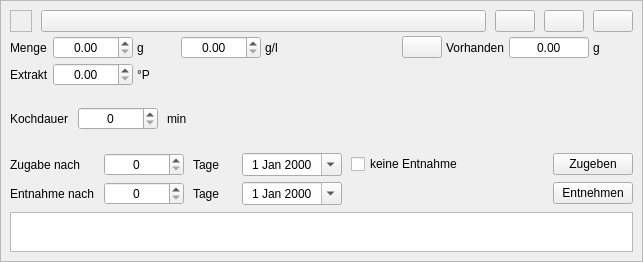
Above: kleiner-brauhelfer/widgets/wdgweiterezutatgabe.ui from kleiner-brauhelfer/kleiner-brauhelfer-2 before the change. Below: the same form after it.
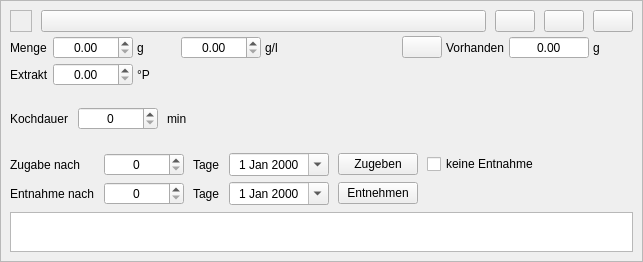
That is the form after the change. Icons and pictures are not drawn. Custom widgets are drawn as their Qt base class.

Diff of the .ui file:
```diff
--- a/kleiner-brauhelfer/widgets/wdgweiterezutatgabe.ui
+++ b/kleiner-brauhelfer/widgets/wdgweiterezutatgabe.ui
@@ -454,7 +454,7 @@
            </property>
           </widget>
          </item>
-         <item row="0" column="6">
+         <item row="0" column="4">
           <widget class="PushButton" name="btnZugeben">
            <property name="toolTip">
             <string>&lt;html&gt;&lt;head/&gt;&lt;body&gt;&lt;p&gt;Mit Klick auf diesen Button wird dem Kleinen Brauhelfer die Zugabe von einem Zusatz mitgeteilt. An verschiedenen Stellen des Programms wird dies berücksichtigt.&lt;/p&gt;&lt;p&gt;&lt;span style=&quot; font-weight:600; color:#fc0107;&quot;&gt;Achtung: &lt;/span&gt;Erst mit der Zugabe kann die Menge später aus de Rohstofflager abgezogen werden. Wird der Klick auf &lt;span style=&quot; font-weight:600;&quot;&gt;Zugeben&lt;/span&gt; vergessen, kann später der Sud nicht als abgefüllt markiert werden.&lt;/p&gt;&lt;/body&gt;&lt;/html&gt;</string>
@@ -523,12 +523,6 @@
          </item>
          <item row="1" column="2">
           <widget class="QLabel" name="lblDauerTage">
-           <property name="minimumSize">
-            <size>
-             <width>40</width>
-             <height>0</height>
-            </size>
-           </property>
            <property name="text">
             <string>Tage</string>
            </property>
@@ -536,18 +530,12 @@
          </item>
          <item row="0" column="2">
           <widget class="QLabel" name="label_7">
-           <property name="minimumSize">
-            <size>
-             <width>40</width>
-             <height>0</height>
-            </size>
-           </property>
            <property name="text">
             <string>Tage</string>
            </property>
           </widget>
          </item>
-         <item row="0" column="5">
+         <item row="0" column="6">
           <spacer name="horizontalSpacer_4">
            <property name="orientation">
             <enum>Qt::Horizontal</enum>
@@ -579,7 +567,7 @@
            </property>
           </widget>
          </item>
-         <item row="1" column="6">
+         <item row="1" column="4">
           <widget class="PushButton" name="btnEntnehmen">
            <property name="toolTip">
             <string>&lt;html&gt;&lt;head/&gt;&lt;body&gt;&lt;p&gt;Mit Klick auf diesen Button wird dem Kleinen Brauhelfer die &lt;span style=&quot; font-weight:600;&quot;&gt;Entnahme&lt;/span&gt; voneinem Zusatz mitgeteilt. An verschiedenen Stellen des Programms wird dies berücksichtigt.&lt;/p&gt;&lt;p&gt;&lt;span style=&quot; font-weight:600; color:#fc0107;&quot;&gt;Achtung:&lt;/span&gt;&lt;span style=&quot; color:#fc0107;&quot;/&gt;&lt;span style=&quot; color:#000000;&quot;&gt;Die Entname ist ein Schritt, um die&lt;/span&gt; die Menge später aus de Rohstofflager abzuziehen. Wird der Klick auf &lt;span style=&quot; font-weight:600;&quot;&gt;Entnehmen&lt;/span&gt; vergessen, kann später im &lt;span style=&quot; font-weight:600;&quot;&gt;Tab Abfülldaten &lt;/span&gt;der Sud nicht als abgefüllt markiert werden.&lt;/p&gt;&lt;/body&gt;&lt;/html&gt;</string>
@@ -589,7 +577,7 @@
            </property>
           </widget>
          </item>
-         <item row="0" column="4">
+         <item row="0" column="5">
           <widget class="QCheckBox" name="cbEntnahme">
            <property name="toolTip">
             <string>&lt;html&gt;&lt;head/&gt;&lt;body&gt;&lt;p&gt;Hier wird die &lt;span style=&quot; font-weight:600;&quot;&gt;Entnahme&lt;/span&gt; der Zugabe festgelegt. Flüssigkeiten oder lösliche Stoffe werden mit keiner Entnahme definiert. &lt;/p&gt;&lt;p&gt;&lt;span style=&quot; font-weight:600; color:#ff2600;&quot;&gt;Achtung: &lt;/span&gt;Ist eine &lt;span style=&quot; font-weight:600;&quot;&gt;Entnahme&lt;/span&gt; vorgesehen, empfiehlt sich ein verschnürbares Baumwollsäckchen, um das Jungbier nicht unnötig zu verunreinigen.&lt;/p&gt;&lt;/body&gt;&lt;/html&gt;</string>
```
